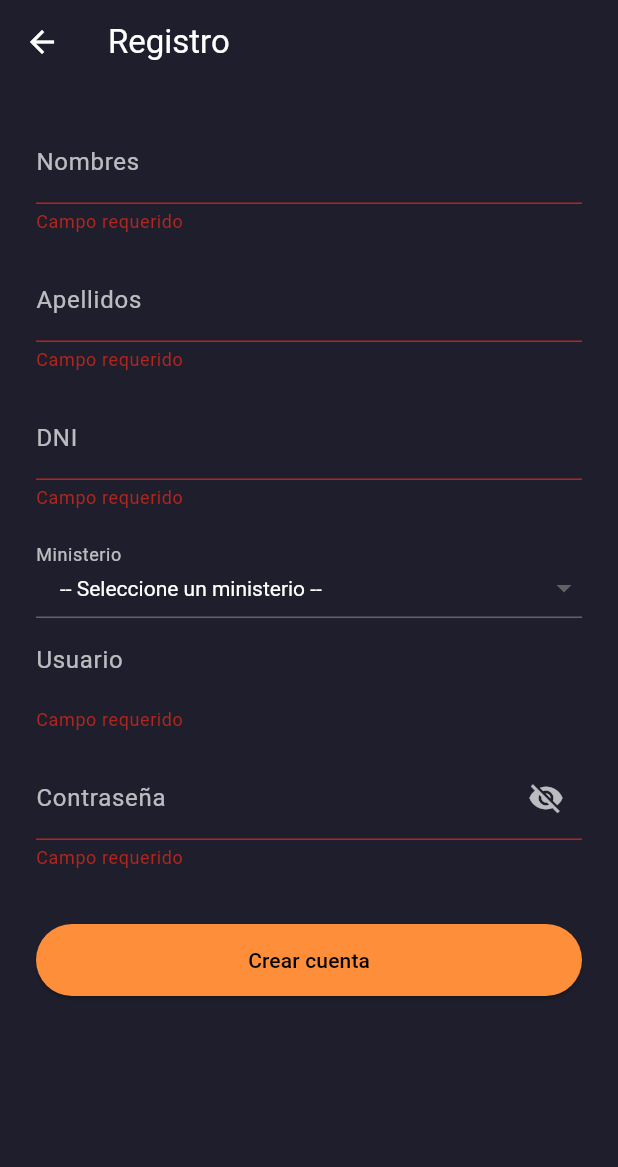
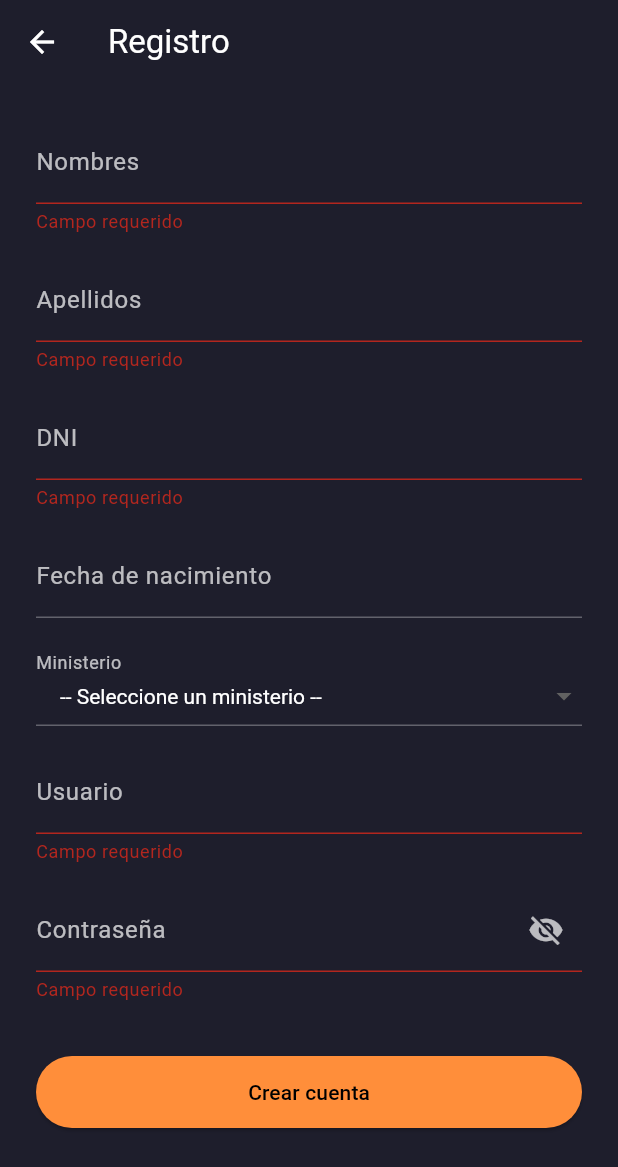
Before and after one commit to YorklinPunk/next_generation_app_fixed, a Flutter app: the RegisterScreen screen opened directly, after a tap on "Crear cuenta", on a phone screen of 412 x 824 dp. Shown: the top 1167 px of the screen. Run offline on Flutter 3.47's test engine with Material 3 defaults, Android fonts, the phone set to English and light mode, and no system bars; our stand-ins replace dio, dropdown_button2, lottie; missing offline and left inert: mongo_dart.

Commit message:
guardar tambien la fechade nacimiento, falta corregir

```diff
--- a/lib/models/user_model.dart
+++ b/lib/models/user_model.dart
@@ -3,6 +3,7 @@ class UserModel {
   final String lastName;
   final String document;
   final String username;
+  final DateTime birthday;
   final int ministry;
   final String password;
   final int role;
@@ -14,6 +15,7 @@ class UserModel {
     required this.lastName,
     required this.document,
     required this.username,
+    required this.birthday,
     required this.ministry,
     required this.password,
     required this.role,
@@ -28,11 +30,12 @@ class UserModel {
       'lastName': lastName,
       'document': document,
       'username': username,
+      'birthday': birthday,
       'ministry': ministry,
       'password': password,
       'role': role,
       'state': state,
-      'dateRegistration': dateRegistration.toIso8601String(),
+      'dateRegistration': dateRegistration,
     };
   }
 
@@ -43,6 +46,9 @@ class UserModel {
       lastName: map['lastName'],
       document: map['document'],
       username: map['username'],
+      birthday: map['birthday'] is DateTime
+          ? map['birthday']
+          : DateTime.parse(map['birthday'].toString()),
       ministry: map['ministry'],
       password: map['password'],
       role: map['role'],
--- a/lib/screens/register_screen.dart
+++ b/lib/screens/register_screen.dart
@@ -17,6 +17,7 @@ class _RegisterScreenState extends State<RegisterScreen> {
   final _nameController = TextEditingController();
   final _lastNameController = TextEditingController();
   final _documentController = TextEditingController();
+  final _birthdayController = TextEditingController();
   final _usernameController = TextEditingController();
   final _passwordController = TextEditingController();
   bool _verPassword = false;
@@ -70,6 +71,7 @@ class _RegisterScreenState extends State<RegisterScreen> {
     if (_formKey.currentState!.validate()) {
       final username = _usernameController.text.trim();
       final document = _documentController.text.trim();
+      final birthday = _birthdayController.text.trim();
       final password = _passwordController.text.trim();
 
       // Validaciones específicas
@@ -95,6 +97,9 @@ class _RegisterScreenState extends State<RegisterScreen> {
         name: _nameController.text,
         lastName: _lastNameController.text,
         document: document,
+        birthday: birthday != null
+            ? DateTime.parse(birthday)
+            : DateTime(2000, 1, 1), // Valor por defecto si no se selecciona
         ministry: _selectedMinistry!.codMinistry,
         username: username,
         password: MongoDatabase.encriptarPassword(password),
@@ -131,6 +136,59 @@ class _RegisterScreenState extends State<RegisterScreen> {
               _campo("Nombres", _nameController),
               _campo("Apellidos", _lastNameController),
               _campo("DNI", _documentController, isNumeric: true),
+              GestureDetector(
+                onTap: () async {
+                  final DateTime? picked = await showDatePicker(
+                    context: context,
+                    initialDate: _birthdayController.text.isEmpty
+                        ? DateTime(2000, 1, 2)
+                        : DateTime.tryParse(_birthdayController.text),
+                    firstDate: DateTime(1900),
+                    lastDate: DateTime.now(),
+                    builder: (BuildContext context, Widget? child) {
+                      return Theme(
+                        data: Theme.of(context).copyWith(
+                          colorScheme: ColorScheme.dark(
+                            primary: Color(0xFFff8e3a),
+                            onPrimary: Colors.black,
+                            surface: Color(0xFF1E1E2C),
+                            onSurface: Colors.white,
+                          ),
+                        ),
+                        child: child!,
+                      );
+                    },
+                  );
+                  if (picked != null) {
+                    setState(() {
+                      _birthdayController.text = picked.toIso8601String(); //"${picked.day}/${picked.month}/${picked.year}";
+                    });
+                  }
+                },
+                child: AbsorbPointer(
+                  child: TextFormField(
+                    style: TextStyle(color: Colors.white),
+                    decoration: InputDecoration(
+                      labelText: "Fecha de nacimiento",
+                      labelStyle: TextStyle(color: Colors.white70),
+                      enabledBorder: UnderlineInputBorder(
+                        borderSide: BorderSide(color: Colors.white30),
+                      ),
+                      focusedBorder: UnderlineInputBorder(
+                        borderSide: BorderSide(color: Color(0xFFff8e3a)),
+                      ),
+                    ),
+                    controller: TextEditingController(
+                      text: _birthdayController == null
+                          ? ""
+                          : _birthdayController.text,
+                    ),
+                    validator: (value) =>
+                        _birthdayController == null ? "Seleccione una fecha" : null,
+                  ),
+                ),
+              ),
+              SizedBox(height: 16),
               DropdownButtonFormField2<MinistryModel>(
                 isExpanded: true,
                 value: _selectedMinistry,
@@ -170,7 +228,8 @@ class _RegisterScreenState extends State<RegisterScreen> {
                   return null;
                 },
               ),
-              _campo("Usuario", _usernameController, enabled: false),
+              SizedBox(height: 16),
+              _campo("Usuario", _usernameController, enabled: true),
               _campo("Contraseña", _passwordController, isPassword: true),
               SizedBox(height: 20),
               ElevatedButton(
```
